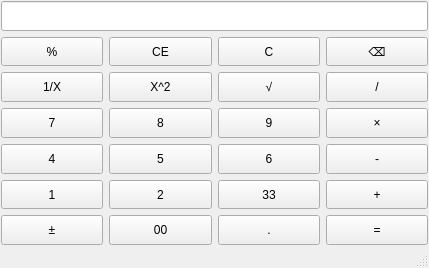
First picture: the form in mainwindow.ui, repository yuancong2/New-Lab1, before the edit.
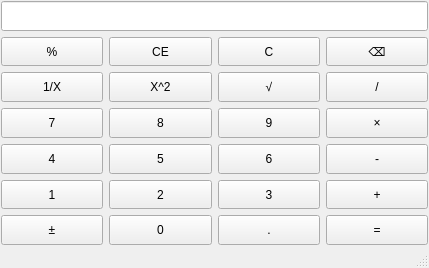
Second picture: the form after the edit.

```diff
--- a/mainwindow.ui
+++ b/mainwindow.ui
@@ -129,7 +129,7 @@
          </sizepolicy>
         </property>
         <property name="text">
-         <string>33</string>
+         <string>3</string>
         </property>
        </widget>
       </item>
@@ -282,7 +282,7 @@
          </sizepolicy>
         </property>
         <property name="text">
-         <string>00</string>
+         <string>0</string>
         </property>
        </widget>
       </item>
```
